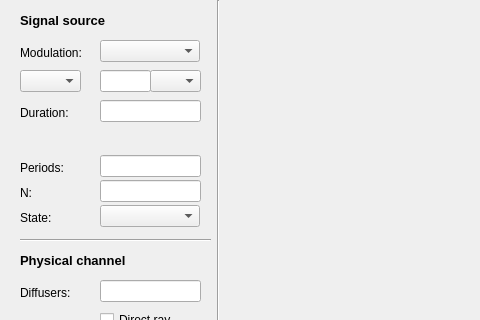
Above: gui.ui from Eponeshnikov/TimeDelay before the change; both pictures show x 0 to 480 and y 0 to 320 of the 1280 by 720 pixel window. Below: the same form after it.
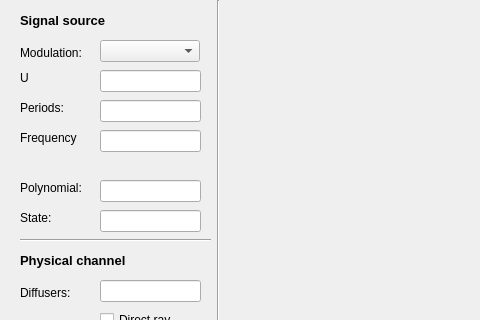
That is the form after the change.

Commit message: Add Gold code, modify params and gui, Mgen: recur -> iter

```diff
--- a/gui.ui
+++ b/gui.ui
@@ -57,65 +57,12 @@
      <string>Modulation:</string>
     </property>
    </widget>
-   <widget class="QLabel" name="duration_lb">
-    <property name="geometry">
-     <rect>
-      <x>20</x>
-      <y>105</y>
-      <width>65</width>
-      <height>16</height>
-     </rect>
-    </property>
-    <property name="text">
-     <string>Duration:</string>
-    </property>
-   </widget>
-   <widget class="QLineEdit" name="duration_text">
-    <property name="geometry">
-     <rect>
-      <x>100</x>
-      <y>100</y>
-      <width>101</width>
-      <height>22</height>
-     </rect>
-    </property>
-   </widget>
-   <widget class="QLineEdit" name="power_val_text">
-    <property name="geometry">
-     <rect>
-      <x>100</x>
-      <y>70</y>
-      <width>51</width>
-      <height>22</height>
-     </rect>
-    </property>
-   </widget>
-   <widget class="QComboBox" name="power_units_cb">
-    <property name="geometry">
-     <rect>
-      <x>150</x>
-      <y>70</y>
-      <width>51</width>
-      <height>22</height>
-     </rect>
-    </property>
-   </widget>
-   <widget class="QLineEdit" name="periods_text">
-    <property name="geometry">
-     <rect>
-      <x>100</x>
-      <y>155</y>
-      <width>101</width>
-      <height>22</height>
-     </rect>
-    </property>
-   </widget>
    <widget class="QLabel" name="periods_lb">
     <property name="geometry">
      <rect>
       <x>20</x>
-      <y>160</y>
-      <width>70</width>
+      <y>100</y>
+      <width>65</width>
       <height>16</height>
      </rect>
     </property>
@@ -123,17 +70,60 @@
      <string>Periods:</string>
     </property>
    </widget>
-   <widget class="QLabel" name="N_lb">
+   <widget class="QLineEdit" name="periods_text">
     <property name="geometry">
      <rect>
+      <x>100</x>
+      <y>100</y>
+      <width>101</width>
+      <height>22</height>
+     </rect>
+    </property>
+   </widget>
+   <widget class="QLineEdit" name="u_text">
+    <property name="geometry">
+     <rect>
+      <x>100</x>
+      <y>70</y>
+      <width>101</width>
+      <height>22</height>
+     </rect>
+    </property>
+   </widget>
+   <widget class="QLineEdit" name="freq_text">
+    <property name="geometry">
+     <rect>
+      <x>100</x>
+      <y>130</y>
+      <width>101</width>
+      <height>22</height>
+     </rect>
+    </property>
+   </widget>
+   <widget class="QLabel" name="freq_lb">
+    <property name="geometry">
+     <rect>
       <x>20</x>
-      <y>185</y>
+      <y>130</y>
+      <width>70</width>
+      <height>16</height>
+     </rect>
+    </property>
+    <property name="text">
+     <string>Frequency</string>
+    </property>
+   </widget>
+   <widget class="QLabel" name="poly_lb">
+    <property name="geometry">
+     <rect>
+      <x>20</x>
+      <y>180</y>
       <width>65</width>
       <height>16</height>
      </rect>
     </property>
     <property name="text">
-     <string>N:</string>
+     <string>Polynomial:</string>
     </property>
    </widget>
    <widget class="QLineEdit" name="N_text">
@@ -146,16 +136,6 @@
      </rect>
     </property>
    </widget>
-   <widget class="QComboBox" name="state_cb">
-    <property name="geometry">
-     <rect>
-      <x>100</x>
-      <y>205</y>
-      <width>100</width>
-      <height>22</height>
-     </rect>
-    </property>
-   </widget>
    <widget class="QLabel" name="state_lb">
     <property name="geometry">
      <rect>
@@ -169,16 +149,6 @@
      <string>State:</string>
     </property>
    </widget>
-   <widget class="QComboBox" name="power_type_cb">
-    <property name="geometry">
-     <rect>
-      <x>20</x>
-      <y>70</y>
-      <width>61</width>
-      <height>22</height>
-     </rect>
-    </property>
-   </widget>
    <widget class="Line" name="line">
     <property name="geometry">
      <rect>
@@ -385,6 +355,29 @@
      <string>Dev</string>
     </property>
    </widget>
+   <widget class="QLineEdit" name="state_text">
+    <property name="geometry">
+     <rect>
+      <x>100</x>
+      <y>210</y>
+      <width>101</width>
+      <height>22</height>
+     </rect>
+    </property>
+   </widget>
+   <widget class="QLabel" name="u_lb">
+    <property name="geometry">
+     <rect>
+      <x>20</x>
+      <y>70</y>
+      <width>65</width>
+      <height>16</height>
+     </rect>
+    </property>
+    <property name="text">
+     <string>U</string>
+    </property>
+   </widget>
   </widget>
   <widget class="QMenuBar" name="menubar">
    <property name="geometry">
```
Left out of the diff: 2 changed lines with no effect on the pictures. The commit also changes 2 other files.
